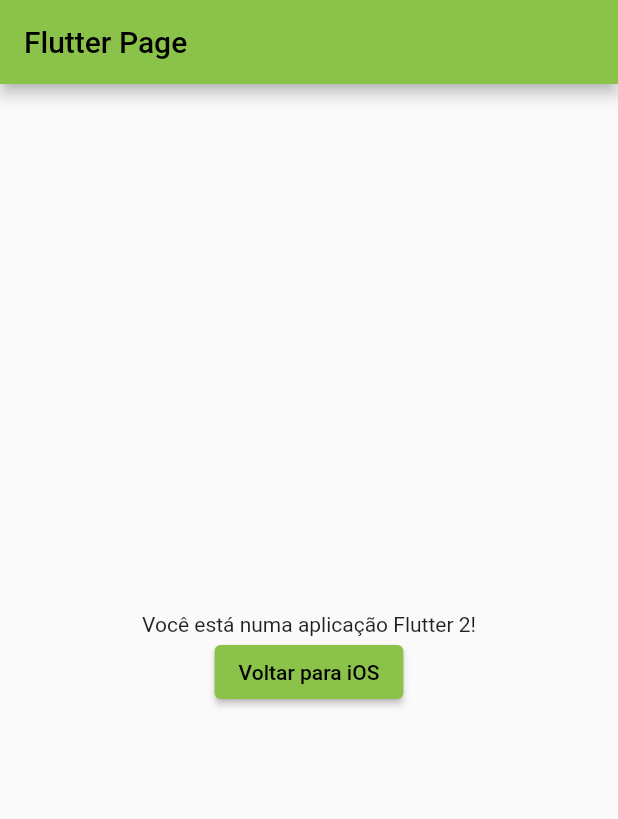
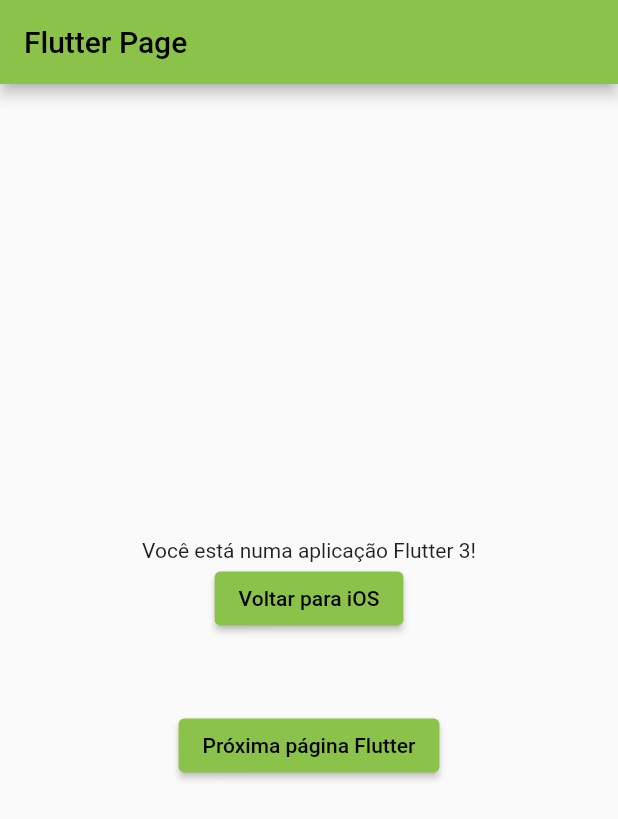
Before and after one commit to m-ariani/poc-flutter-ios, a Flutter app: the screen it shows after launch, on a phone screen of 412 x 824 dp. Shown: the top 819 px of the screen. Run offline on Flutter 3.47's test engine with Material 2 defaults, Android fonts, the phone set to English and light mode, and no system bars.

Commit message:
proxima pg flutter

```diff
--- a/my_flutter/lib/main.dart
+++ b/my_flutter/lib/main.dart
@@ -1,5 +1,6 @@
 import 'package:flutter/material.dart';
 import 'package:flutter/services.dart';
+import 'package:my_flutter/second-page.dart';
 
 void main() => runApp(const MyApp());
 
@@ -28,9 +29,15 @@ class MyHomePage extends StatefulWidget {
 }
 
 class _MyHomePageState extends State<MyHomePage> {
-
   void _returnIOS() {
     SystemNavigator.pop(animated: true);
+  }
+
+  void _proxima() {
+    Navigator.push(
+      context,
+      MaterialPageRoute(builder: (context) => const SecondPage()),
+    );
   }
 
   @override
@@ -43,8 +50,18 @@ class _MyHomePageState extends State<MyHomePage> {
         child: Column(
           mainAxisAlignment: MainAxisAlignment.center,
           children: <Widget>[
-            const Text('Você está numa aplicação Flutter 2!'),
-            ElevatedButton(onPressed: ()=>_returnIOS(), child: const Text('Voltar para iOS')),
+            const Text('Você está numa aplicação Flutter 3!'),
+            ElevatedButton(
+              onPressed: () => _returnIOS(),
+              child: const Text('Voltar para iOS'),
+            ),
+            const SizedBox(
+              height: 50,
+            ),
+            ElevatedButton(
+              onPressed: () => _proxima(),
+              child: const Text('Próxima página Flutter'),
+            ),
           ],
         ),
       ), // This trailing comma makes auto-formatting nicer for build methods.
```
Also changed, not shown: my_flutter/lib/second-page.dart (added, +17 -0 lines).
